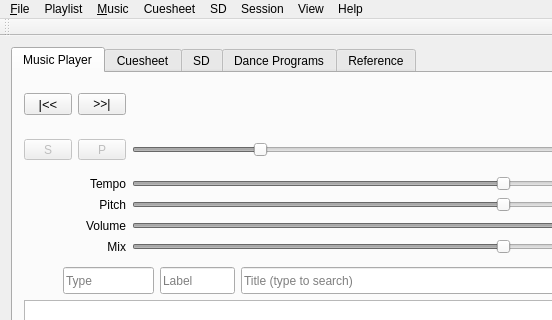
Old version of the form SquareDesk-DEV/test123/mainwindow.ui in the repository mpogue2/SquareDesk; both pictures show x 0 to 552 and y 0 to 320 of the 1220 by 581 pixel window.
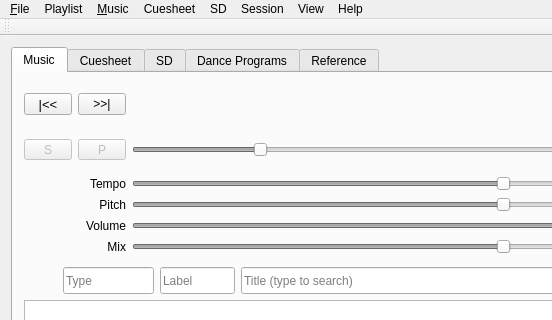
New version of the form. The open tabs and pages were chosen to show the change. Custom widgets are drawn as their Qt base class.

Diff of the .ui file:
```diff
--- a/SquareDesk-DEV/test123/mainwindow.ui
+++ b/SquareDesk-DEV/test123/mainwindow.ui
@@ -25,7 +25,7 @@
       </property>
       <widget class="QWidget" name="musicPlayerTab">
        <attribute name="title">
-        <string>Music Player</string>
+        <string>Music</string>
        </attribute>
        <layout class="QGridLayout" name="gridLayout_4">
         <item row="1" column="1">
```
Left out of the diff: 62 changed lines with no effect on the pictures.
